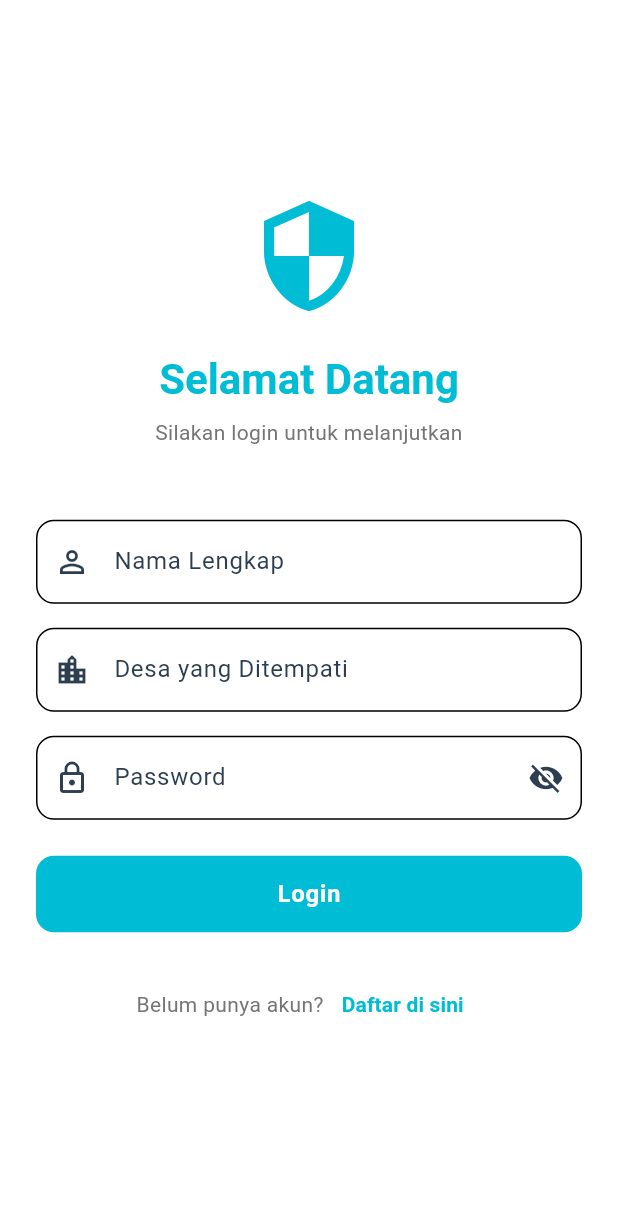
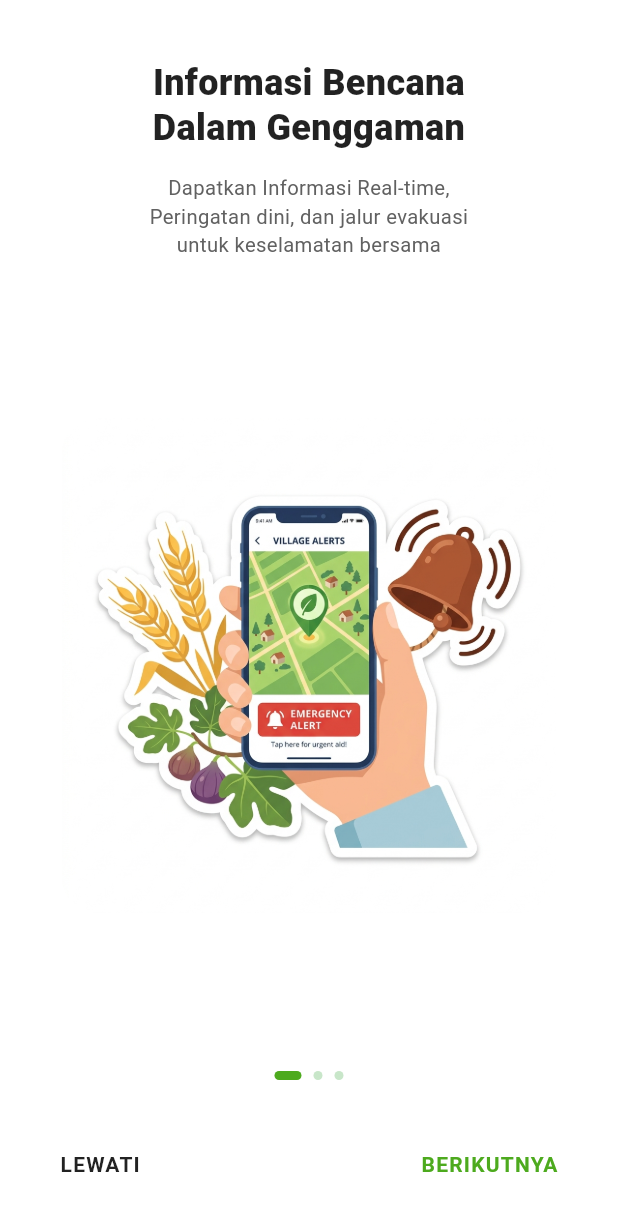
Before and after one commit to Aditiya0805/SIGAPIN, a Flutter app: the screen it shows after launch, on a phone screen of 412 x 824 dp. Shown: the top 1211 px of the screen. Run offline on Flutter 3.47's test engine with Material 3 defaults, Android fonts, the light colour scheme and no system bars; our stand-ins replace battery_plus, cloud_firestore, dartz, firebase_core, flutter_map, flutter_riverpod and 3 more; accounts and stored records are empty.

Commit message:
menambahkan splashscreen

```diff
--- a/lib/core/theme/app_theme.dart
+++ b/lib/core/theme/app_theme.dart
@@ -2,7 +2,7 @@ import 'package:flutter/material.dart';
 
 class AppTheme {
   // Colors - Light Mode
-  static const Color _primaryColor = Color(0xFF00BCD4); // Light Blue for Tourism
+  static const Color _primaryColor = Color(0xFF4DAA1E); // SIGAPIN Brand Green
   static const Color _secondaryColor = Color(0xFFFF5252); // Alert Red for Emergency
   static const Color _backgroundColor = Color(0xFFF5F7FA);
   static const Color _surfaceColor = Colors.white;
--- a/lib/features/auth/presentation/pages/alamat_lokasi_page.dart
+++ b/lib/features/auth/presentation/pages/alamat_lokasi_page.dart
@@ -13,6 +13,7 @@ class AlamatLokasiPage extends StatefulWidget {
 class _AlamatLokasiPageState extends State<AlamatLokasiPage> {
   final TextEditingController _alamatController = TextEditingController(text: 'Jl. Raya Desa No. 12, RT 03 / RW 02');
   final TextEditingController _kodePosController = TextEditingController(text: '34567');
+  final MapController _mapController = MapController();
 
   final LocationService _locationService = LocationService();
   LatLng _currentLocation = const LatLng(-5.3971, 105.2668); // Default to Lampung coordinates
@@ -36,6 +37,9 @@ class _AlamatLokasiPageState extends State<AlamatLokasiPage> {
           setState(() {
             _currentLocation = LatLng(position.latitude, position.longitude);
           });
+          try {
+            _mapController.move(_currentLocation, 15.0);
+          } catch (_) {}
         }
       }
     );
@@ -113,6 +117,7 @@ class _AlamatLokasiPageState extends State<AlamatLokasiPage> {
               child: ClipRRect(
                 borderRadius: BorderRadius.circular(12),
                 child: FlutterMap(
+                  mapController: _mapController,
                   options: MapOptions(
                     initialCenter: _currentLocation,
                     initialZoom: 15.0,
--- a/lib/features/auth/presentation/pages/edit_profil_page.dart
+++ b/lib/features/auth/presentation/pages/edit_profil_page.dart
@@ -25,14 +25,16 @@ class _EditProfilPageState extends State<EditProfilPage> {
     _phoneController = TextEditingController(text: '081234567890');
   }
 
-  void _saveProfile() {
+  void _saveProfile() async {
     if (_formKey.currentState!.validate()) {
       setState(() {
         _isLoading = true;
       });
 
       // Simulasi proses menyimpan data
-      Future.delayed(const Duration(seconds: 1), () {
+      await Future.delayed(const Duration(seconds: 1));
+      if (!mounted) return;
+
       setState(() {
         _isLoading = false;
       });
@@ -46,7 +48,6 @@ class _EditProfilPageState extends State<EditProfilPage> {
 
       // Kembali ke halaman akun
       Navigator.pop(context);
-      });
     }
   }
 
--- a/lib/features/auth/presentation/pages/login_page.dart
+++ b/lib/features/auth/presentation/pages/login_page.dart
@@ -17,14 +17,16 @@ class _LoginPageState extends State<LoginPage> {
   bool _isLoading = false;
   bool _obscurePassword = true;
 
-  void _login() {
+  void _login() async {
     if (_formKey.currentState!.validate()) {
       setState(() {
         _isLoading = true;
       });
 
       // Simulasi proses login
-      Future.delayed(const Duration(seconds: 1), () {
+      await Future.delayed(const Duration(seconds: 1));
+      if (!mounted) return;
+
       setState(() {
         _isLoading = false;
       });
@@ -43,7 +45,6 @@ class _LoginPageState extends State<LoginPage> {
           ),
         ),
       );
-      });
     }
   }
 
--- a/lib/features/auth/presentation/pages/register_page.dart
+++ b/lib/features/auth/presentation/pages/register_page.dart
@@ -15,14 +15,16 @@ class _RegisterPageState extends State<RegisterPage> {
   bool _isLoading = false;
   bool _obscurePassword = true;
 
-  void _register() {
+  void _register() async {
     if (_formKey.currentState!.validate()) {
       setState(() {
         _isLoading = true;
       });
 
       // Simulasi proses registrasi
-      Future.delayed(const Duration(seconds: 1), () {
+      await Future.delayed(const Duration(seconds: 1));
+      if (!mounted) return;
+
       setState(() {
         _isLoading = false;
       });
@@ -33,7 +35,6 @@ class _RegisterPageState extends State<RegisterPage> {
 
       // Kembali ke halaman login
       Navigator.pop(context);
-      });
     }
   }
 
--- /dev/null
+++ b/lib/features/auth/presentation/pages/splash_onboarding_page.dart
@@ -0,0 +1,421 @@
+import 'dart:async';
+import 'package:flutter/material.dart';
+import 'login_page.dart';
+
+class SplashOnboardingPage extends StatefulWidget {
+  const SplashOnboardingPage({super.key});
+
+  @override
+  State<SplashOnboardingPage> createState() => _SplashOnboardingPageState();
+}
+
+class _SplashOnboardingPageState extends State<SplashOnboardingPage> {
+  final PageController _pageController = PageController();
+  int _currentPage = 0;
+  Timer? _splashTimer;
+
+  // Total pages: Page 0 = Splash, Page 1, 2, 3 = Onboarding Slides
+  final int _totalPages = 4;
+
+  @override
+  void initState() {
+    super.initState();
+    // Auto transition from Splash Screen (Page 0) to Onboarding (Page 1) after 2.8 seconds
+    _splashTimer = Timer(const Duration(milliseconds: 2800), () {
+      if (mounted && _currentPage == 0) {
+        _pageController.animateToPage(
+          1,
+          duration: const Duration(milliseconds: 600),
+          curve: Curves.easeInOutCubic,
+        );
+      }
+    });
+  }
+
+  @override
+  void dispose() {
+    _splashTimer?.cancel();
+    _pageController.dispose();
+    super.dispose();
+  }
+
+  void _goToNextPage() {
+    if (_currentPage < _totalPages - 1) {
+      _pageController.nextPage(
+        duration: const Duration(milliseconds: 400),
+        curve: Curves.easeInOut,
+      );
+    } else {
+      _navigateToLogin();
+    }
+  }
+
+  void _navigateToLogin() {
+    Navigator.pushReplacement(
+      context,
+      MaterialPageRoute(builder: (context) => const LoginPage()),
+    );
+  }
+
+  @override
+  Widget build(BuildContext context) {
+    return Scaffold(
+      backgroundColor: Colors.white,
+      body: SafeArea(
+        child: Center(
+          child: ConstrainedBox(
+            constraints: const BoxConstraints(maxWidth: 480),
+            child: PageView(
+              controller: _pageController,
+              onPageChanged: (index) {
+                setState(() {
+                  _currentPage = index;
+                });
+              },
+              children: [
+                _buildSplashScreen(),
+                _buildOnboardingSlide(
+                  title: 'Informasi Bencana\nDalam Genggaman',
+                  subtitle:
+                      'Dapatkan Informasi Real-time,\nPeringatan dini, dan jalur evakuasi\nuntuk keselamatan bersama',
+                  imageAsset: 'assets/images/onboarding_1.jpg',
+                  onboardingIndex: 0,
+                ),
+                _buildOnboardingSlide(
+                  title: 'Ciptakan Keluarga\nTangguh Bencana',
+                  subtitle:
+                      'Jangan tunggu bahaya datang.\nBekali diri Anda dengan pengetahuan\nevakuasi dan persiapan dini demi\nkeselamatan orang-orang tercinta.',
+                  imageAsset: 'assets/images/onboarding_2.jpg',
+                  onboardingIndex: 1,
+                ),
+                _buildOnboardingSlide(
+                  title: 'Warga Tangguh,\nDesa Terlindungi',
+                  subtitle:
+                      'Bekali diri dengan panduan evakuasi\ndan persiapan darurat untuk\nkeselamatan bersama.',
+                  imageAsset: 'assets/images/onboarding_3.jpg',
+                  onboardingIndex: 2,
+                ),
+              ],
+            ),
+          ),
+        ),
+      ),
+    );
+  }
+
+  // --- Tampilan Awal (Splash Screen) ---
+  Widget _buildSplashScreen() {
+    return Stack(
+      children: [
+        // Background Landscape Image
+        Positioned.fill(
+          child: Image.asset(
+            'assets/images/splash_bg.jpg',
+            fit: BoxFit.cover,
+            errorBuilder: (context, error, stackTrace) => Container(
+              decoration: const BoxDecoration(
+                gradient: LinearGradient(
+                  colors: [Color(0xFFE8F5E9), Color(0xFFC8E6C9)],
+                  begin: Alignment.topCenter,
+                  end: Alignment.bottomCenter,
+                ),
+              ),
+            ),
+          ),
+        ),
+
+        // Gradient overlay to keep top white & readable
+        Positioned.fill(
+          child: Container(
+            decoration: BoxDecoration(
+              gradient: LinearGradient(
+                colors: [
+                  Colors.white.withValues(alpha: 0.95),
+                  Colors.white.withValues(alpha: 0.85),
+                  Colors.transparent,
+                ],
+                stops: const [0.0, 0.45, 0.85],
+                begin: Alignment.topCenter,
+                end: Alignment.bottomCenter,
+              ),
+            ),
+          ),
+        ),
+
+        // Splash Content
+        Center(
+          child: Padding(
+            padding: const EdgeInsets.symmetric(horizontal: 32.0),
+            child: Column(
+              mainAxisAlignment: MainAxisAlignment.center,
+              children: [
+                const Spacer(flex: 2),
+
+                // Logo Emblem
+                Container(
+                  width: 170,
+                  height: 170,
+                  decoration: BoxDecoration(
+                    color: Colors.white,
+                    shape: BoxShape.circle,
+                    boxShadow: [
+                      BoxShadow(
+                        color: Colors.black.withValues(alpha: 0.08),
+                        blurRadius: 20,
+                        offset: const Offset(0, 8),
+                      ),
+                    ],
+                  ),
+                  padding: const EdgeInsets.all(12),
+                  child: ClipOval(
+                    child: Image.asset(
+                      'assets/images/sigapin_logo.jpg',
+                      fit: BoxFit.contain,
+                      errorBuilder: (context, error, stackTrace) => const Icon(
+                        Icons.shield_outlined,
+                        size: 90,
+                        color: Color(0xFF1E88E5),
+                      ),
+                    ),
+                  ),
+                ),
+
+                const SizedBox(height: 24),
+
+                // App Name
+                const Text(
+                  'SIGAPIN',
+                  style: TextStyle(
+                    fontSize: 32,
+                    fontWeight: FontWeight.w900,
+                    letterSpacing: 2.0,
+                    color: Color(0xFF1A365D),
+                  ),
+                ),
+
+                const SizedBox(height: 8),
+
+                // Subtitle 1
+                const Text(
+                  'Sistem Informasi Geografis',
+                  style: TextStyle(
+                    fontSize: 14,
+                    fontWeight: FontWeight.w600,
+                    color: Colors.black87,
+                    letterSpacing: 0.5,
+                  ),
+                ),
+
+                const SizedBox(height: 4),
+
+                // Subtitle 2
+                const Text(
+                  'Peringatan dini & Informasi bencana',
+                  style: TextStyle(
+                    fontSize: 13,
+                    fontWeight: FontWeight.w500,
+                    color: Color(0xFF388E3C),
+                  ),
+                ),
+
+                const Spacer(flex: 3),
+
+                // Swipe / Tap hint
+                GestureDetector(
+                  onTap: () {
+                    _splashTimer?.cancel();
+                    _pageController.animateToPage(
+                      1,
+                      duration: const Duration(milliseconds: 500),
+                      curve: Curves.easeInOut,
+                    );
+                  },
+                  child: Container(
+                    padding: const EdgeInsets.symmetric(
+                        horizontal: 20, vertical: 10),
+                    decoration: BoxDecoration(
+                      color: Colors.white.withValues(alpha: 0.85),
+                      borderRadius: BorderRadius.circular(24),
+                      boxShadow: [
+                        BoxShadow(
+                          color: Colors.black.withValues(alpha: 0.05),
+                          blurRadius: 10,
+                        ),
+                      ],
+                    ),
+                    child: const Row(
+                      mainAxisSize: MainAxisSize.min,
+                      children: [
+                        Text(
+                          'Geser untuk mulai',
+                          style: TextStyle(
+                            fontSize: 13,
+                            color: Color(0xFF2E7D32),
+                            fontWeight: FontWeight.w600,
+                          ),
+                        ),
+                        SizedBox(width: 6),
+                        Icon(
+                          Icons.arrow_forward_ios,
+                          size: 13,
+                          color: Color(0xFF2E7D32),
+                        ),
+                      ],
+                    ),
+                  ),
+                ),
+
+                const SizedBox(height: 36),
+              ],
+            ),
+          ),
+        ),
+      ],
+    );
+  }
+
+  // --- Onboarding Slide Widget ---
+  Widget _buildOnboardingSlide({
+    required String title,
+    required String subtitle,
+    required String imageAsset,
+    required int onboardingIndex, // 0, 1, 2
+  }) {
+    final bool isLastPage = onboardingIndex == 2;
+
+    return Padding(
+      padding: const EdgeInsets.symmetric(horizontal: 24.0, vertical: 16.0),
+      child: Column(
+        children: [
+          const SizedBox(height: 24),
+
+          // Title
+          Text(
+            title,
+            textAlign: TextAlign.center,
+            style: const TextStyle(
+              fontSize: 24,
+              fontWeight: FontWeight.w800,
+              color: Colors.black87,
+              height: 1.25,
+            ),
+          ),
+
+          const SizedBox(height: 16),
+
+          // Subtitle
+          Padding(
+            padding: const EdgeInsets.symmetric(horizontal: 8.0),
+            child: Text(
+              subtitle,
+              textAlign: TextAlign.center,
+              style: TextStyle(
+                fontSize: 13.5,
+                color: Colors.grey[700],
+                height: 1.4,
+                fontWeight: FontWeight.w400,
+              ),
+            ),
+          ),
+
+          const SizedBox(height: 16),
+
+          // Center Illustration
+          Expanded(
+            child: Center(
+              child: Container(
+                constraints: const BoxConstraints(maxHeight: 330),
+                decoration: BoxDecoration(
+                  borderRadius: BorderRadius.circular(24),
+                ),
+                child: ClipRRect(
+                  borderRadius: BorderRadius.circular(24),
+                  child: Image.asset(
+                    imageAsset,
+                    fit: BoxFit.contain,
+                    errorBuilder: (context, error, stackTrace) => Container(
+                      width: 260,
+                      height: 260,
+                      color: Colors.grey[100],
+                      child: const Icon(Icons.image, size: 80, color: Colors.grey),
+                    ),
+                  ),
+                ),
+              ),
+            ),
+          ),
+
+          const SizedBox(height: 16),
+
+          // Page Indicator (3 dots)
+          Row(
+            mainAxisAlignment: MainAxisAlignment.center,
+            children: List.generate(3, (index) {
+              final bool isActive = index == onboardingIndex;
+              return AnimatedContainer(
+                duration: const Duration(milliseconds: 250),
+                margin: const EdgeInsets.symmetric(horizontal: 4),
+                width: isActive ? 18 : 6,
+                height: 6,
+                decoration: BoxDecoration(
+                  color: isActive
+                      ? const Color(0xFF4DAA1E)
+                      : const Color(0xFFC8E6C9),
+                  borderRadius: BorderRadius.circular(3),
+                ),
+              );
+            }),
+          ),
+
+          const SizedBox(height: 32),
+
+          // Bottom Navigation (LEWATI & BERIKUTNYA)
+          Row(
+            mainAxisAlignment: MainAxisAlignment.spaceBetween,
+            children: [
+              // LEWATI Button
+              TextButton(
+                onPressed: _navigateToLogin,
+                style: TextButton.styleFrom(
+                  foregroundColor: Colors.black87,
+                  padding: const EdgeInsets.symmetric(
+                      horizontal: 16, vertical: 12),
+                ),
+                child: const Text(
+                  'LEWATI',
+                  style: TextStyle(
+                    fontSize: 14,
+                    fontWeight: FontWeight.bold,
+                    letterSpacing: 0.8,
+                    color: Colors.black87,
+                  ),
+                ),
+              ),
+
+              // BERIKUTNYA / MULAI Button
+              TextButton(
+                onPressed: _goToNextPage,
+                style: TextButton.styleFrom(
+                  foregroundColor: const Color(0xFF4DAA1E),
+                  padding: const EdgeInsets.symmetric(
+                      horizontal: 16, vertical: 12),
+                ),
+                child: Text(
+                  isLastPage ? 'BERIKUTNYA' : 'BERIKUTNYA',
+                  style: const TextStyle(
+                    fontSize: 14,
+                    fontWeight: FontWeight.bold,
+                    letterSpacing: 0.8,
+                    color: Color(0xFF4DAA1E),
+                  ),
+                ),
+              ),
+            ],
+          ),
+
+          const SizedBox(height: 8),
+        ],
+      ),
+    );
+  }
+}
--- a/lib/features/tourism/presentation/pages/home_page.dart
+++ b/lib/features/tourism/presentation/pages/home_page.dart
@@ -2,7 +2,6 @@ import 'package:flutter/material.dart';
 import 'peta_utama_page.dart';
 import 'jalur_evakuasi_page.dart';
 import 'semua_informasi_page.dart';
-import '../../../auth/presentation/pages/login_page.dart';
 import 'alerta_ai_page.dart';
 
 class HomePage extends StatelessWidget {
--- a/lib/main.dart
+++ b/lib/main.dart
@@ -8,12 +8,20 @@ import 'features/tourism/presentation/pages/home_page.dart';
 import 'features/tourism/presentation/pages/peta_utama_page.dart';
 import 'features/tourism/presentation/pages/notifikasi_page.dart';
 import 'features/auth/presentation/pages/akun_page.dart';
-import 'features/auth/presentation/pages/login_page.dart';
+import 'features/auth/presentation/pages/splash_onboarding_page.dart';
+
+import 'firebase_options.dart';
 
 void main() async {
   // Baris wajib agar inisialisasi Firebase berjalan lancar saat aplikasi start
   WidgetsFlutterBinding.ensureInitialized();
-  await Firebase.initializeApp();
+  try {
+    await Firebase.initializeApp(
+      options: DefaultFirebaseOptions.currentPlatform,
+    );
+  } catch (e) {
+    debugPrint('Firebase initialization warning: $e');
+  }
 
   runApp(
     const ProviderScope(
@@ -33,7 +41,7 @@ class MyApp extends StatelessWidget {
       darkTheme: AppTheme.darkTheme,
       themeMode:
           ThemeMode.system, // Automatically switch based on system setting
-      home: const LoginPage(),
+      home: const SplashOnboardingPage(),
       debugShowCheckedModeBanner: false,
     );
   }
--- a/pubspec.yaml
+++ b/pubspec.yaml
@@ -70,10 +70,8 @@ flutter:
   # the material Icons class.
   uses-material-design: true
 
-  # To add assets to your application, add an assets section, like this:
-  # assets:
-  #   - images/a_dot_burr.jpeg
-  #   - images/a_dot_ham.jpeg
+  assets:
+    - assets/images/
 
   # An image asset can refer to one or more resolution-specific "variants", see
   # https://flutter.dev/to/resolution-aware-images
```
Also changed, not shown: assets/images/onboarding_1.jpg (added), assets/images/onboarding_2.jpg (added), assets/images/onboarding_3.jpg (added), assets/images/sigapin_logo.jpg (added), assets/images/splash_bg.jpg (added), lib/firebase_options.dart (added), 1 other file. Lines whose indentation alone changed are shown as unchanged.
